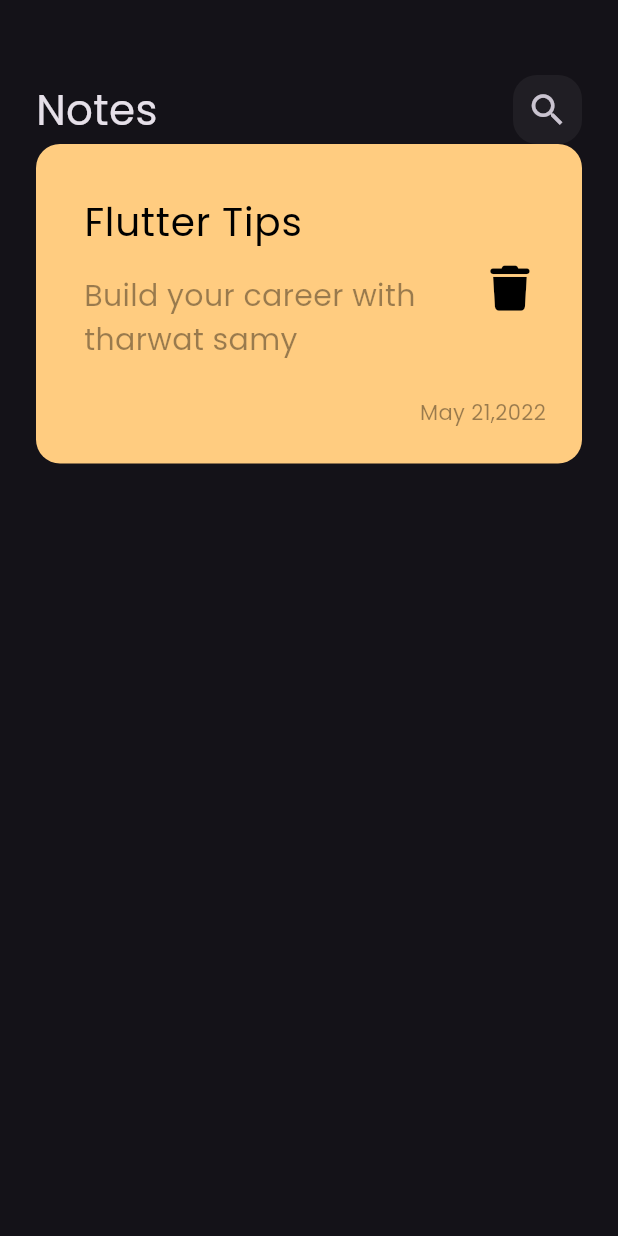
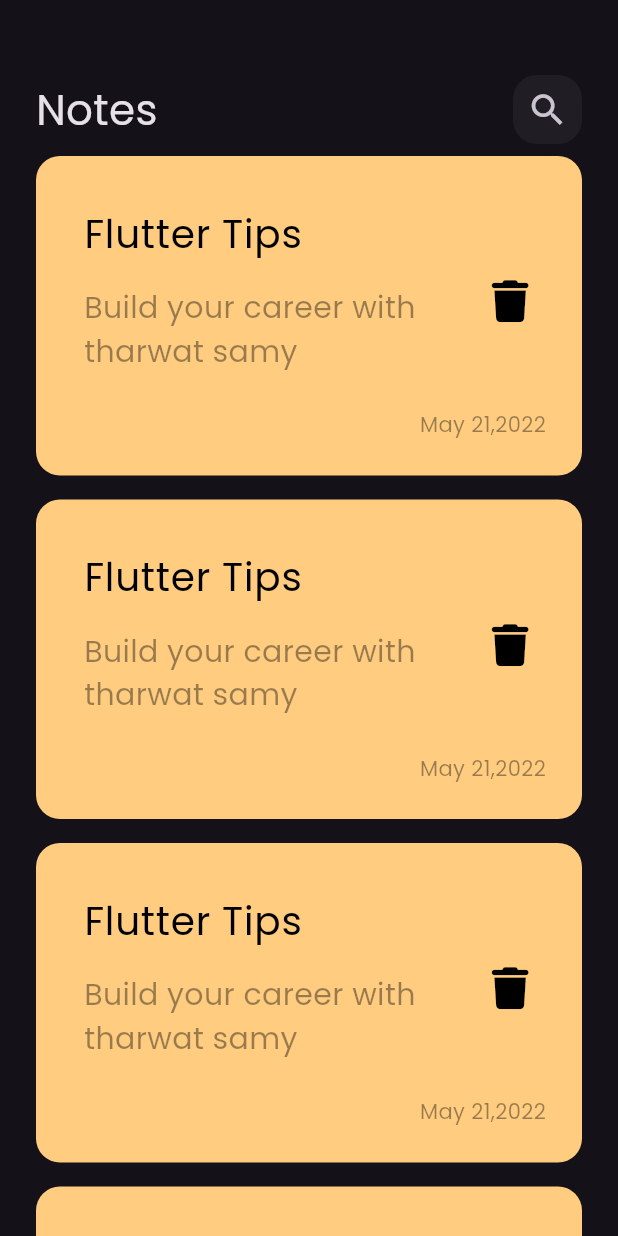
Before and after one commit to amany124/notes_app, a Flutter app: the screen it shows after launch, on a phone screen of 412 x 824 dp. Run offline on Flutter 3.47's test engine with Material 3 defaults, Android fonts, the phone set to English and light mode, and no system bars; our stand-ins replace font_awesome_flutter.

Commit message:
creating notes list view

```diff
--- a/lib/widgets/note_item.dart
+++ b/lib/widgets/note_item.dart
@@ -38,7 +38,7 @@ class noteItem extends StatelessWidget {
               icon: const Icon(
                 FontAwesomeIcons.trash,
                 color: Colors.black,
-                size: 30,
+                size: 28,
               ),
             ),
           ),
--- a/lib/widgets/notes_view_body.dart
+++ b/lib/widgets/notes_view_body.dart
@@ -1,6 +1,7 @@
 import 'package:flutter/material.dart';
 import 'package:notes_app/widgets/custom_appbar.dart';
 import 'package:notes_app/widgets/note_item.dart';
+import 'package:notes_app/widgets/ntes_listview.dart';
 
 class notesViewBody extends StatelessWidget {
   const notesViewBody({super.key});
@@ -15,7 +16,7 @@ class notesViewBody extends StatelessWidget {
             height: 50,
           ),
           customAppBar(),
-          noteItem(),
+          Expanded(child: noteListView()),
         ],
       ),
     );
--- /dev/null
+++ b/lib/widgets/ntes_listview.dart
@@ -0,0 +1,16 @@
+import 'package:flutter/material.dart';
+import 'package:notes_app/widgets/note_item.dart';
+
+class noteListView extends StatelessWidget {
+  const noteListView({super.key});
+
+  @override
+  Widget build(BuildContext context) {
+    return ListView.builder(itemBuilder: (context, index) {
+      return Padding(
+        padding: const EdgeInsets.symmetric(vertical: 8),
+        child: noteItem(),
+      );
+    });
+  }
+}
```
